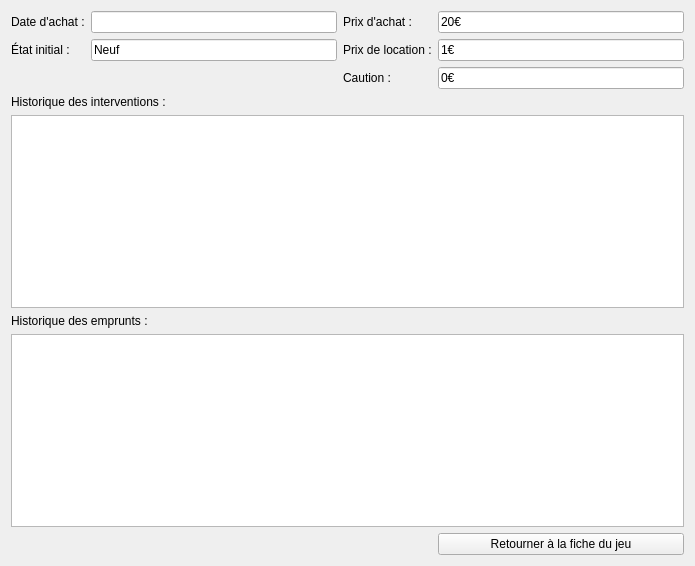
Qt form f_detailsjeux.ui (nivhg/ludopen) before a commit.
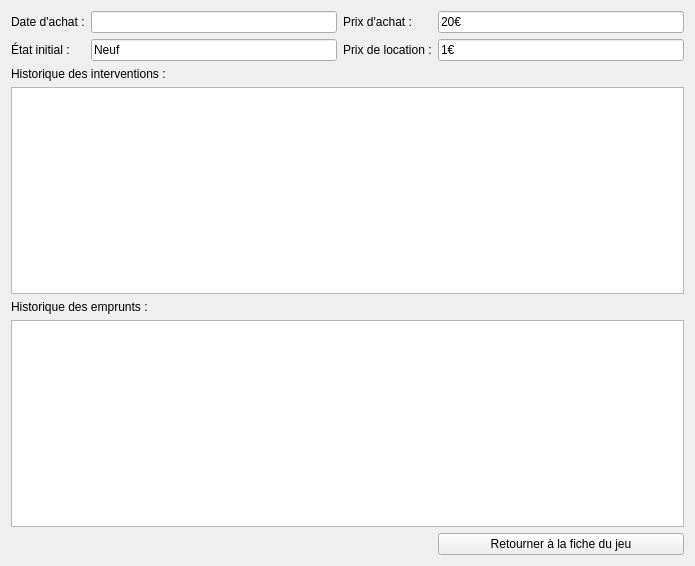
The same form after that commit.

Patch:
```diff
--- a/f_detailsjeux.ui
+++ b/f_detailsjeux.ui
@@ -28,20 +28,53 @@
   <layout class="QGridLayout" name="gridLayout_2">
    <item row="0" column="0">
     <layout class="QGridLayout" name="gridLayout">
-     <item row="0" column="0">
-      <widget class="QLabel" name="Lb_DateAchat">
+     <item row="3" column="0" colspan="4">
+      <widget class="QTableView" name="TbV_HistoriqueInterventions">
+       <property name="alternatingRowColors">
+        <bool>true</bool>
+       </property>
+       <property name="selectionMode">
+        <enum>QAbstractItemView::SingleSelection</enum>
+       </property>
+       <property name="selectionBehavior">
+        <enum>QAbstractItemView::SelectRows</enum>
+       </property>
+       <attribute name="horizontalHeaderStretchLastSection">
+        <bool>true</bool>
+       </attribute>
+      </widget>
+     </item>
+     <item row="4" column="0" colspan="2">
+      <widget class="QLabel" name="label_HistoriqueEmprunts">
        <property name="text">
-        <string>Date d'achat :</string>
+        <string>Historique des emprunts :</string>
        </property>
       </widget>
      </item>
-     <item row="0" column="1">
-      <widget class="QLineEdit" name="LE_DateAchat">
-       <property name="enabled">
+     <item row="5" column="0" colspan="4">
+      <widget class="QTableView" name="TbV_HistoriqueEmprunts">
+       <property name="alternatingRowColors">
         <bool>true</bool>
        </property>
-       <property name="readOnly">
-        <bool>true</bool>
+       <property name="selectionMode">
+        <enum>QAbstractItemView::SingleSelection</enum>
+       </property>
+       <property name="selectionBehavior">
+        <enum>QAbstractItemView::SelectRows</enum>
+       </property>
+      </widget>
+     </item>
+     <item row="6" column="3">
+      <widget class="QPushButton" name="Bt_Quitter">
+       <property name="text">
+        <string>Retourner à la fiche du jeu</string>
+       </property>
+      </widget>
+     </item>
+     <item row="2" column="0" colspan="2">
+      <widget class="QLabel" name="Lb_Historique">
+       <property name="text">
+        <string>Historique des interventions :</string>
        </property>
       </widget>
      </item>
@@ -105,76 +138,23 @@
        </property>
       </widget>
      </item>
-     <item row="2" column="2">
-      <widget class="QLabel" name="Lb_Caution">
+     <item row="0" column="0">
+      <widget class="QLabel" name="Lb_DateAchat">
        <property name="text">
-        <string>Caution :</string>
+        <string>Date d'achat :</string>
        </property>
       </widget>
      </item>
-     <item row="2" column="3">
-      <widget class="QLineEdit" name="LE_Caution">
+     <item row="0" column="1">
+      <widget class="QLineEdit" name="LE_DateAchat">
        <property name="enabled">
         <bool>true</bool>
        </property>
-       <property name="text">
-        <string>0€</string>
-       </property>
        <property name="readOnly">
         <bool>true</bool>
        </property>
       </widget>
      </item>
-     <item row="3" column="0" colspan="2">
-      <widget class="QLabel" name="Lb_Historique">
-       <property name="text">
-        <string>Historique des interventions :</string>
-       </property>
-      </widget>
-     </item>
-     <item row="4" column="0" colspan="4">
-      <widget class="QTableView" name="TbV_HistoriqueInterventions">
-       <property name="alternatingRowColors">
-        <bool>true</bool>
-       </property>
-       <property name="selectionMode">
-        <enum>QAbstractItemView::SingleSelection</enum>
-       </property>
-       <property name="selectionBehavior">
-        <enum>QAbstractItemView::SelectRows</enum>
-       </property>
-       <attribute name="horizontalHeaderStretchLastSection">
-        <bool>true</bool>
-       </attribute>
-      </widget>
-     </item>
-     <item row="5" column="0" colspan="2">
-      <widget class="QLabel" name="label_HistoriqueEmprunts">
-       <property name="text">
-        <string>Historique des emprunts :</string>
-       </property>
-      </widget>
-     </item>
-     <item row="6" column="0" colspan="4">
-      <widget class="QTableView" name="TbV_HistoriqueEmprunts">
-       <property name="alternatingRowColors">
-        <bool>true</bool>
-       </property>
-       <property name="selectionMode">
-        <enum>QAbstractItemView::SingleSelection</enum>
-       </property>
-       <property name="selectionBehavior">
-        <enum>QAbstractItemView::SelectRows</enum>
-       </property>
-      </widget>
-     </item>
-     <item row="7" column="3">
-      <widget class="QPushButton" name="Bt_Quitter">
-       <property name="text">
-        <string>Retourner à la fiche du jeu</string>
-       </property>
-      </widget>
-     </item>
     </layout>
    </item>
   </layout>
```
